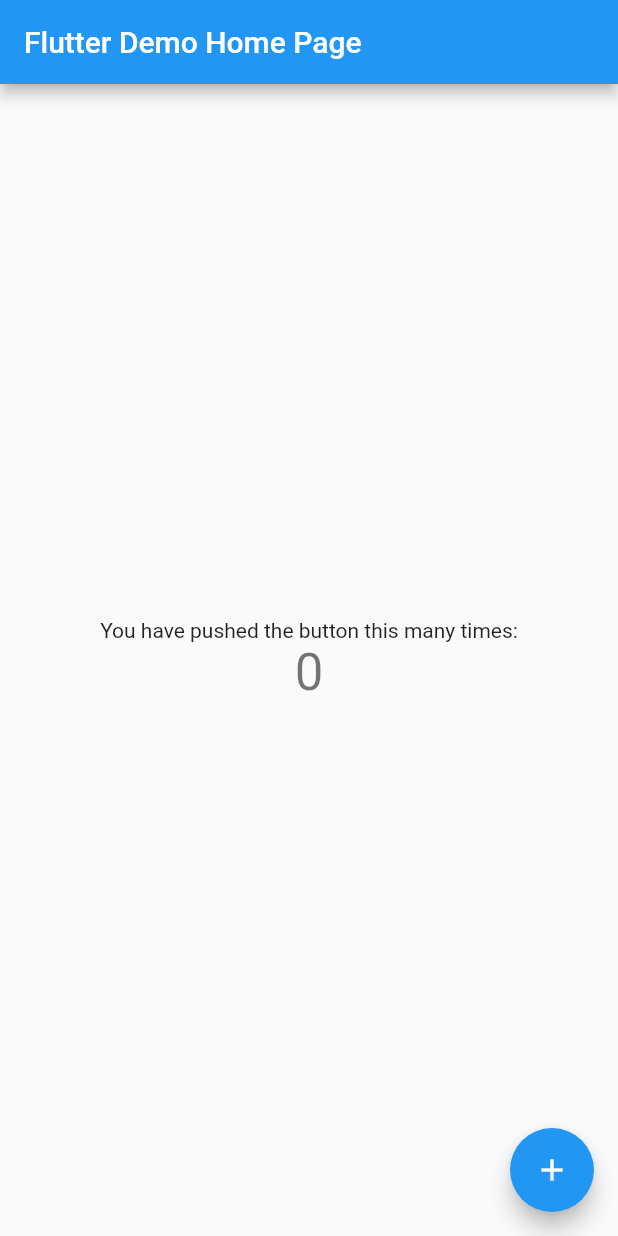
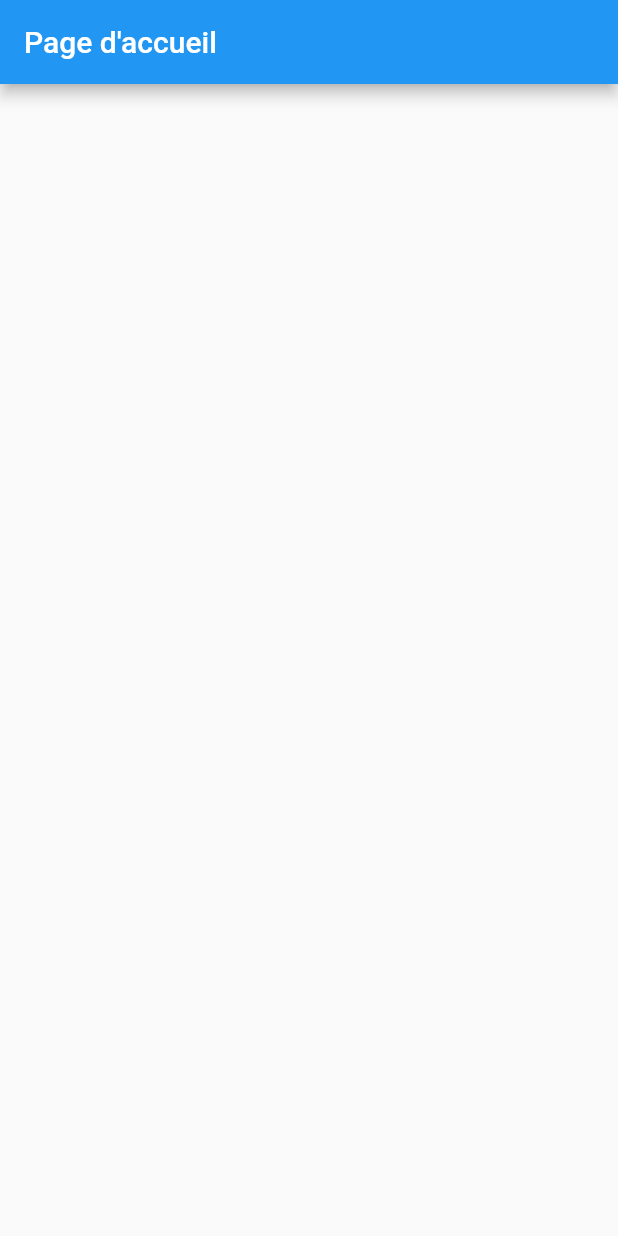
Before and after one commit to CodingFactory-Projects/Horses_App_FLutter, a Flutter app: the screen it shows after launch, on a phone screen of 412 x 824 dp. Run offline on Flutter 3.47's test engine with Material 2 defaults, Android fonts, the phone set to English and light mode, and no system bars; missing offline and left inert: mongo_dart.

Commit message:
refactor default main.dart

```diff
--- a/lib/main.dart
+++ b/lib/main.dart
@@ -1,45 +1,33 @@
 import 'package:flutter/material.dart';
-import 'package:horses_app/config/mongodb.dart';
 
-Future<void> main() async{
-  WidgetsFlutterBinding.ensureInitialized();
-  await MongoDatabase.connect();
-  runApp(const MyApp());
+void main() {
+  runApp(const App());
 }
 
-class MyApp extends StatelessWidget {
-  const MyApp({super.key});
+class App extends StatelessWidget {
+  const App({super.key});
 
-  // This widget is the root of your application.
   @override
   Widget build(BuildContext context) {
     return MaterialApp(
-      title: 'Flutter Demo',
+      title: 'App',
       theme: ThemeData(
         primarySwatch: Colors.blue,
       ),
-      home: const MyHomePage(title: 'Flutter Demo Home Page'),
+      home: const HomePage(title: 'Page d\'accueil'),
     );
   }
 }
 
-class MyHomePage extends StatefulWidget {
-  const MyHomePage({super.key, required this.title});
-
+class HomePage extends StatefulWidget {
+  const HomePage({super.key, required this.title});
   final String title;
 
   @override
-  State<MyHomePage> createState() => _MyHomePageState();
+  State<HomePage> createState() => _HomePageState();
 }
 
-class _MyHomePageState extends State<MyHomePage> {
-  int _counter = 0;
-
-  void _incrementCounter() {
-    setState(() {
-      _counter++;
-    });
-  }
+class _HomePageState extends State<HomePage> {
 
   @override
   Widget build(BuildContext context) {
@@ -47,24 +35,7 @@
       appBar: AppBar(
         title: Text(widget.title),
       ),
-      body: Center(
-        child: Column(
-          mainAxisAlignment: MainAxisAlignment.center,
-          children: <Widget>[
-            const Text(
-              'You have pushed the button this many times:',
-            ),
-            Text(
-              '$_counter',
-              style: Theme.of(context).textTheme.headline4,
-            ),
-          ],
-        ),
-      ),
-      floatingActionButton: FloatingActionButton(
-        onPressed: _incrementCounter,
-        tooltip: 'Increment',
-        child: const Icon(Icons.add),
+      body: const Center(
       ),
     );
   }
```
